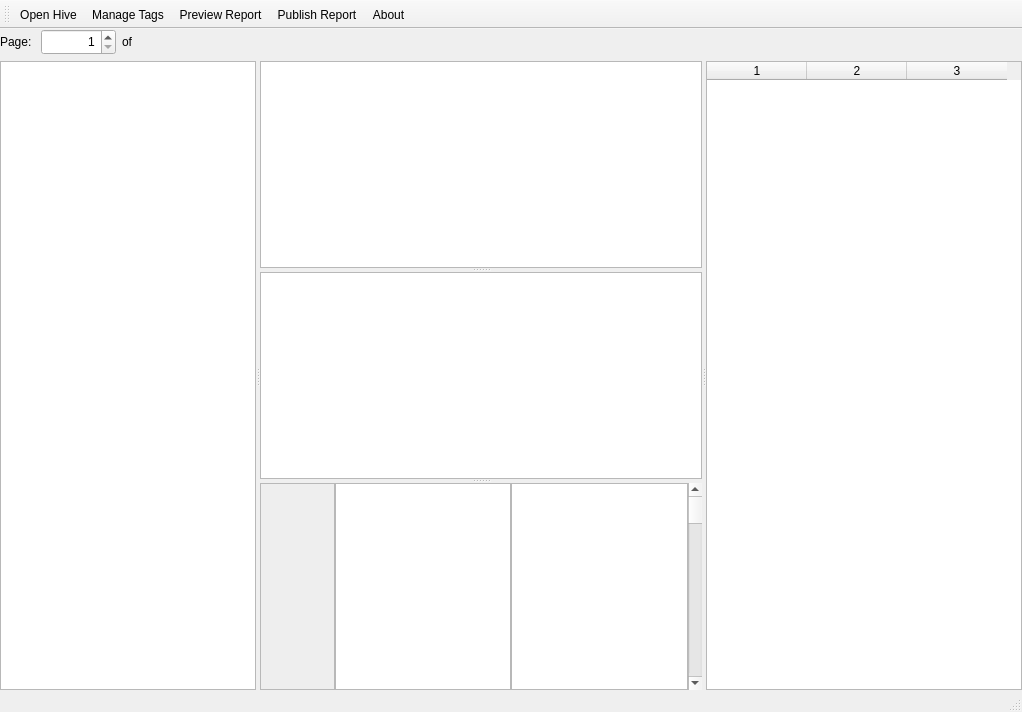
This is wombatsqlite.ui in pjrinaldi/wombatsqlite as Qt 5 draws it before an edit. The edited form follows.
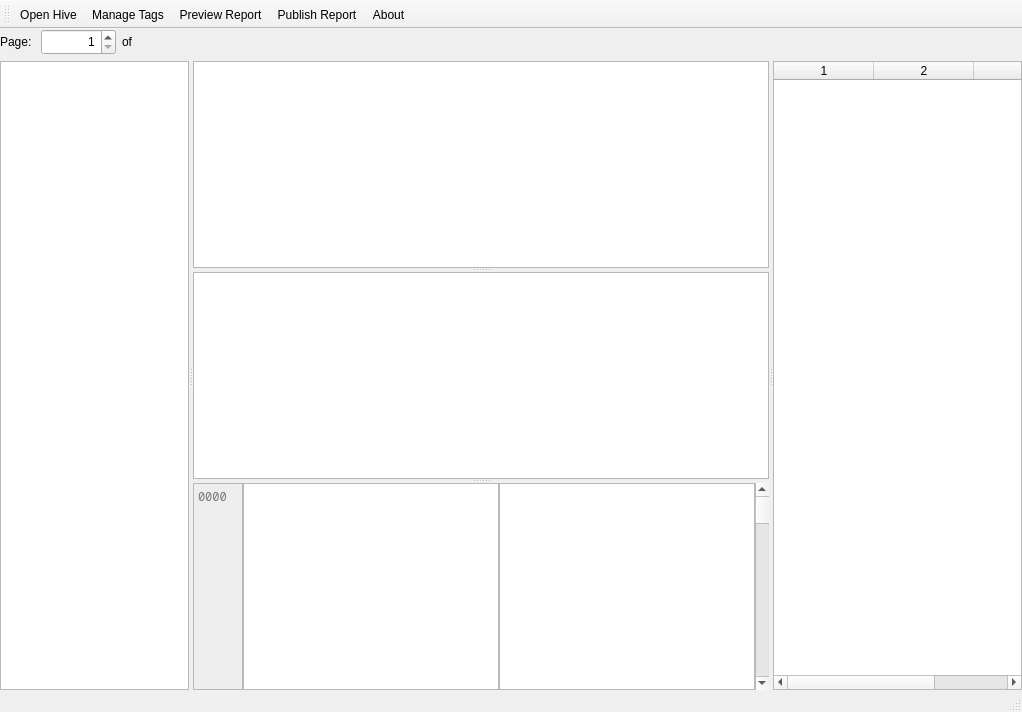
This is the edited form. Icons and pictures are not drawn.

Commit message: getting closer to text highlighting with 3 panes for the offset/hex/ascii. need to fix math which i can't think about right now. also need to look into whether mouse scrolling can be turned off or modified to scroll all...

```diff
--- a/wombatsqlite.ui
+++ b/wombatsqlite.ui
@@ -197,10 +197,15 @@
            </property>
            <property name="maximumSize">
             <size>
-             <width>75</width>
+             <width>50</width>
              <height>16777215</height>
             </size>
            </property>
+           <property name="font">
+            <font>
+             <family>Noto Sans Mono</family>
+            </font>
+           </property>
            <property name="styleSheet">
             <string notr="true">background-color: #eee;</string>
            </property>
@@ -216,13 +221,70 @@
            <property name="readOnly">
             <bool>true</bool>
            </property>
+           <property name="placeholderText">
+            <string>0000</string>
+           </property>
           </widget>
          </item>
          <item>
-          <widget class="QTextEdit" name="hexedit"/>
+          <widget class="QPlainTextEdit" name="hexedit">
+           <property name="sizePolicy">
+            <sizepolicy hsizetype="Fixed" vsizetype="Expanding">
+             <horstretch>0</horstretch>
+             <verstretch>0</verstretch>
+            </sizepolicy>
+           </property>
+           <property name="maximumSize">
+            <size>
+             <width>800</width>
+             <height>16777215</height>
+            </size>
+           </property>
+           <property name="baseSize">
+            <size>
+             <width>0</width>
+             <height>0</height>
+            </size>
+           </property>
+           <property name="font">
+            <font>
+             <family>Noto Sans Mono</family>
+            </font>
+           </property>
+           <property name="verticalScrollBarPolicy">
+            <enum>Qt::ScrollBarAlwaysOff</enum>
+           </property>
+           <property name="horizontalScrollBarPolicy">
+            <enum>Qt::ScrollBarAlwaysOff</enum>
+           </property>
+          </widget>
          </item>
          <item>
-          <widget class="QTextEdit" name="asciiedit"/>
+          <widget class="QPlainTextEdit" name="utf8edit">
+           <property name="sizePolicy">
+            <sizepolicy hsizetype="Fixed" vsizetype="Expanding">
+             <horstretch>0</horstretch>
+             <verstretch>0</verstretch>
+            </sizepolicy>
+           </property>
+           <property name="maximumSize">
+            <size>
+             <width>800</width>
+             <height>16777215</height>
+            </size>
+           </property>
+           <property name="font">
+            <font>
+             <family>Noto Sans Mono</family>
+            </font>
+           </property>
+           <property name="verticalScrollBarPolicy">
+            <enum>Qt::ScrollBarAlwaysOff</enum>
+           </property>
+           <property name="horizontalScrollBarPolicy">
+            <enum>Qt::ScrollBarAlwaysOff</enum>
+           </property>
+          </widget>
          </item>
          <item>
           <widget class="QScrollBar" name="editscrollbar">
```
The commit also changes 3 other files.
